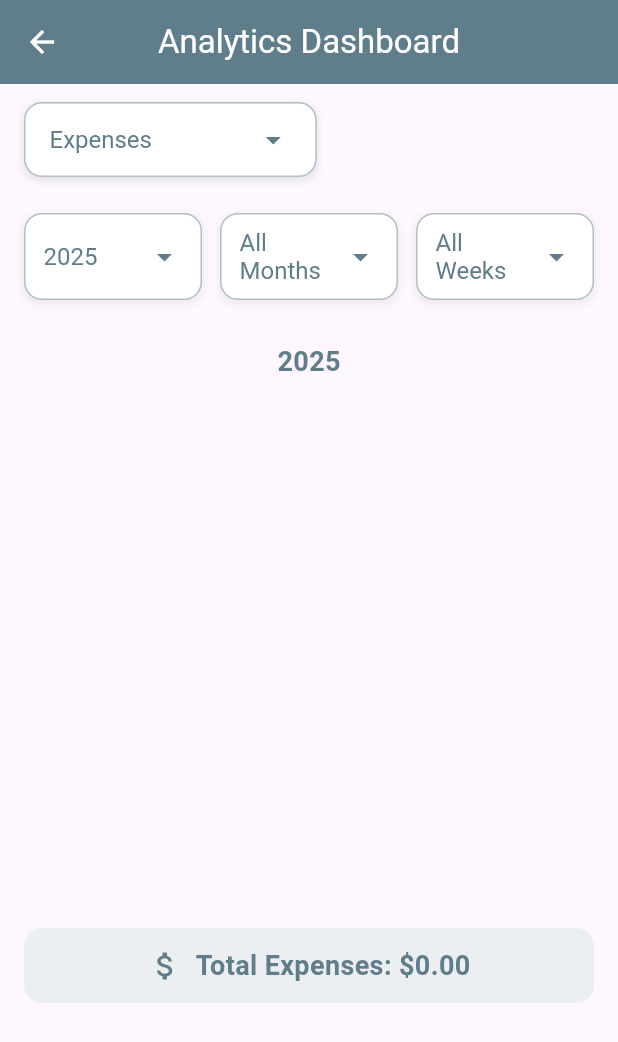
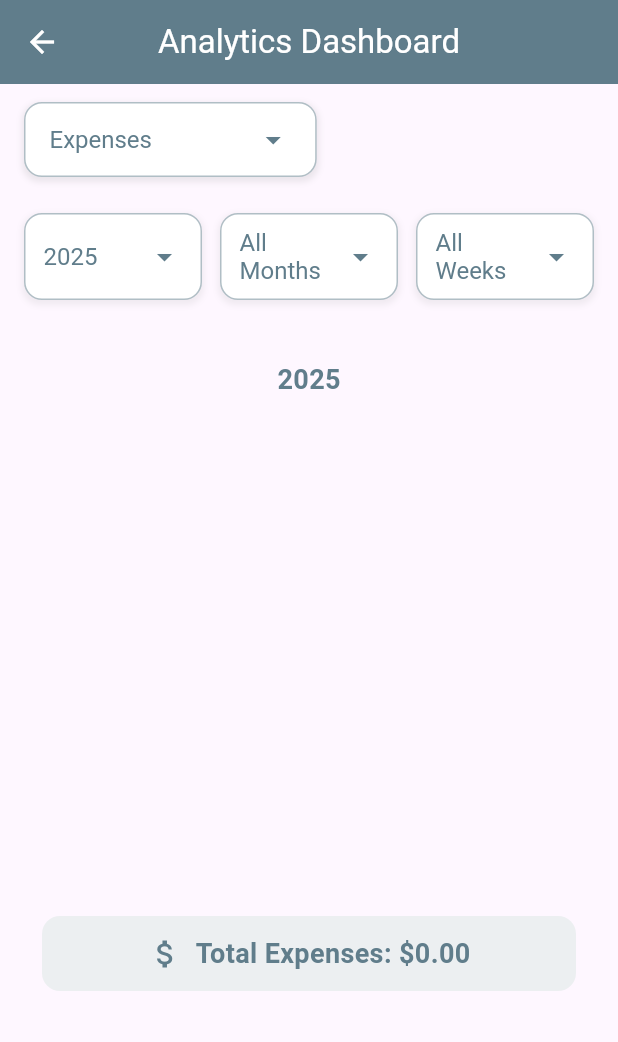
Before and after one commit to Rojal2/expenseapp, a Flutter app: the AnalyticsDashboard screen opened directly, on a phone screen of 412 x 824 dp. Shown: the top 1042 px of the screen. Run offline on Flutter 3.47's test engine with Material 3 defaults, Android fonts, the phone set to English and light mode, and no system bars; drawn by our look-alikes of fl_chart; our stand-ins replace cloud_firestore, firebase_auth, firebase_core, google_sign_in, printing, shared_preferences; accounts and stored records are empty.

Commit message:
First Demo

```diff
--- a/lib/screens/analytics/analytics_dashboard.dart
+++ b/lib/screens/analytics/analytics_dashboard.dart
@@ -16,21 +16,16 @@ class AnalyticsDashboard extends StatefulWidget {
 class _AnalyticsDashboardState extends State<AnalyticsDashboard> {
   AnalyticsMode _mode = AnalyticsMode.expense;
 
-  // Dropdown selections - now managed by the parent Dashboard
   int _selectedYear = DateTime.now().year;
   int? _selectedMonth;
   int? _selectedWeek;
 
-  /// Returns a list of available years (last 5 years)
   List<int> get yearOptions {
     int currentYear = DateTime.now().year;
     return List.generate(5, (i) => currentYear - i);
   }
 
-  /// Returns list of months 1-12
   List<int> get monthOptions => List.generate(12, (i) => i + 1);
-
-  /// Returns list of weeks 1-4
   List<int> get weekOptions => List.generate(4, (i) => i + 1);
 
   Widget _buildDropdown<T>({
@@ -71,29 +66,23 @@ class _AnalyticsDashboardState extends State<AnalyticsDashboard> {
     );
   }
 
-  /// Calculates the start and end dates and the label based on the current selections.
   Map<String, dynamic> _getPeriodData() {
     DateTime now = DateTime.now();
     DateTime startDate;
     DateTime endDate;
     String periodLabel;
 
-    // Yearly view
     if (_selectedMonth == null) {
       startDate = DateTime(_selectedYear, 1, 1);
       endDate = DateTime(_selectedYear, 12, 31);
       if (endDate.isAfter(now)) endDate = now;
       periodLabel = '$_selectedYear';
-    }
-    // Monthly view
-    else if (_selectedWeek == null) {
+    } else if (_selectedWeek == null) {
       startDate = DateTime(_selectedYear, _selectedMonth!, 1);
       endDate = DateTime(_selectedYear, _selectedMonth! + 1, 0);
       if (endDate.isAfter(now)) endDate = now;
       periodLabel = '${DateFormat.MMMM().format(startDate)} $_selectedYear';
-    }
-    // Weekly view
-    else {
+    } else {
       DateTime firstDayOfMonth = DateTime(_selectedYear, _selectedMonth!, 1);
       startDate = firstDayOfMonth.add(Duration(days: (_selectedWeek! - 1) * 7));
       endDate = startDate.add(const Duration(days: 6));
@@ -115,7 +104,6 @@ class _AnalyticsDashboardState extends State<AnalyticsDashboard> {
 
   @override
   Widget build(BuildContext context) {
-    // Get the current period data
     final periodData = _getPeriodData();
     final startDate = periodData['startDate'];
     final endDate = periodData['endDate'];
@@ -152,7 +140,7 @@ class _AnalyticsDashboardState extends State<AnalyticsDashboard> {
       body: Column(
         crossAxisAlignment: CrossAxisAlignment.stretch,
         children: [
-          // Mode Dropdown
+          // Mode Selector
           Padding(
             padding: const EdgeInsets.symmetric(horizontal: 16, vertical: 12),
             child: Align(
@@ -178,33 +166,15 @@ class _AnalyticsDashboardState extends State<AnalyticsDashboard> {
                     items: const [
                       DropdownMenuItem(
                         value: AnalyticsMode.expense,
-                        child: Text(
-                          'Expenses',
-                          style: TextStyle(
-                            color: Colors.blueGrey,
-                            fontSize: 16,
-                          ),
-                        ),
+                        child: Text('Expenses'),
                       ),
                       DropdownMenuItem(
                         value: AnalyticsMode.income,
-                        child: Text(
-                          'Income',
-                          style: TextStyle(
-                            color: Colors.blueGrey,
-                            fontSize: 16,
-                          ),
-                        ),
+                        child: Text('Income'),
                       ),
                       DropdownMenuItem(
                         value: AnalyticsMode.comparison,
-                        child: Text(
-                          'Expense vs Income',
-                          style: TextStyle(
-                            color: Colors.blueGrey,
-                            fontSize: 16,
-                          ),
-                        ),
+                        child: Text('Expense vs Income'),
                       ),
                     ],
                     onChanged: (val) {
@@ -218,17 +188,16 @@ class _AnalyticsDashboardState extends State<AnalyticsDashboard> {
                       Icons.arrow_drop_down,
                       color: Colors.blueGrey,
                     ),
-                    dropdownColor: Colors.white,
                   ),
                 ),
               ),
             ),
           ),
-          // Period Filters - Year, Month, Week
+
+          // Period Filters (Year / Month / Week)
           Padding(
             padding: const EdgeInsets.symmetric(horizontal: 16, vertical: 12),
             child: Row(
-              mainAxisAlignment: MainAxisAlignment.spaceBetween,
               children: [
                 _buildDropdown<int>(
                   value: _selectedYear,
@@ -254,16 +223,12 @@ class _AnalyticsDashboardState extends State<AnalyticsDashboard> {
                       value: null,
                       child: Text('All Months'),
                     ),
-                    ...monthOptions
-                        .map(
+                    ...monthOptions.map(
                       (m) => DropdownMenuItem<int?>(
                         value: m,
-                            child: Text(
-                              DateFormat.MMMM().format(DateTime(0, m)),
+                        child: Text(DateFormat.MMMM().format(DateTime(0, m))),
                       ),
                     ),
-                        )
-                        .toList(),
                   ],
                   onChanged: (val) {
                     setState(() {
@@ -281,30 +246,30 @@ class _AnalyticsDashboardState extends State<AnalyticsDashboard> {
                       value: null,
                       child: Text('All Weeks'),
                     ),
-                    ...weekOptions
-                        .map(
+                    ...weekOptions.map(
                       (w) => DropdownMenuItem<int?>(
                         value: w,
                         child: Text('Week $w'),
                       ),
-                        )
-                        .toList(),
+                    ),
                   ],
                   onChanged: (val) {
-                    setState(() {
-                      _selectedWeek = val;
-                    });
+                    setState(() => _selectedWeek = val);
                   },
                 ),
               ],
             ),
           ),
-          // The title of the chart
 
-          // Spacing between the title and the chart
           const SizedBox(height: 8),
-          // The chart widget
-          Expanded(child: chartWidget),
+
+          // Chart fills the rest of screen
+          Expanded(
+            child: Padding(
+              padding: const EdgeInsets.all(12.0),
+              child: chartWidget,
+            ),
+          ),
         ],
       ),
     );
--- a/lib/screens/analytics_screen.dart
+++ b/lib/screens/analytics_screen.dart
@@ -242,8 +242,7 @@ class AnalyticsScreen extends StatelessWidget {
                       titlesData: FlTitlesData(
                         leftTitles: AxisTitles(
                           sideTitles: SideTitles(
-                            showTitles: true,
-                            reservedSize: 32,
+                            showTitles: false, // Y-axis removed
                           ),
                         ),
                         bottomTitles: AxisTitles(
@@ -303,8 +302,7 @@ class AnalyticsScreen extends StatelessWidget {
                       titlesData: FlTitlesData(
                         leftTitles: AxisTitles(
                           sideTitles: SideTitles(
-                            showTitles: true,
-                            reservedSize: 32,
+                            showTitles: false, // Y-axis removed
                           ),
                         ),
                         bottomTitles: AxisTitles(
```
Also changed, not shown: lib/screens/list_income.dart (+31 -17 lines). Lines whose indentation alone changed are shown as unchanged.
